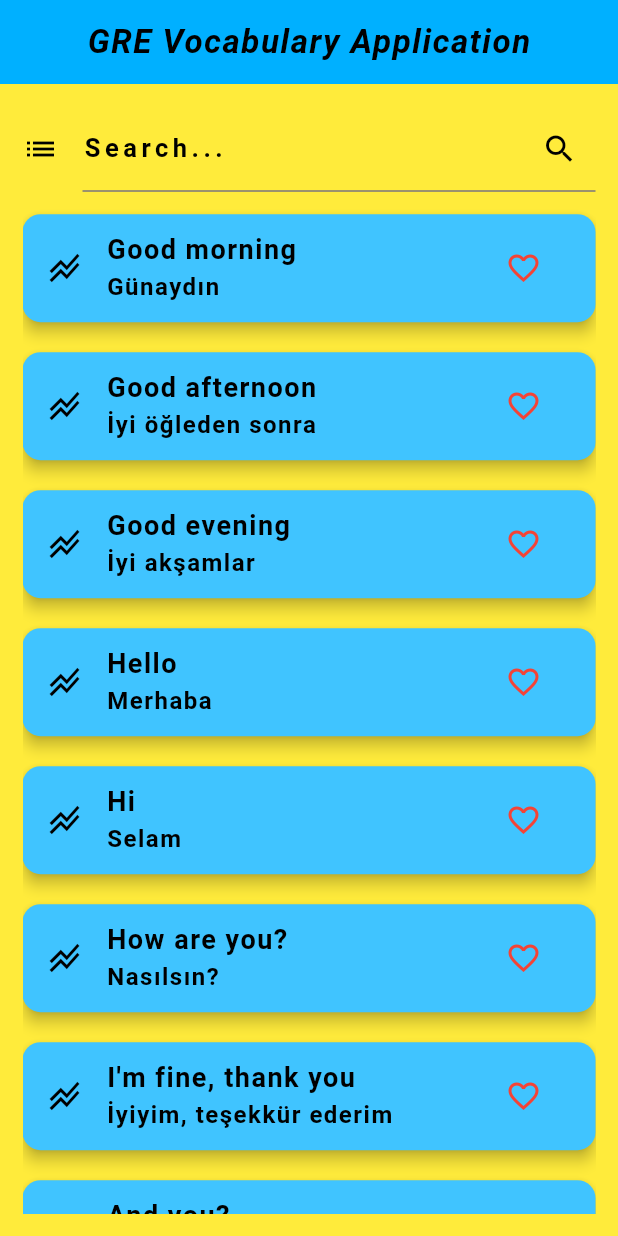
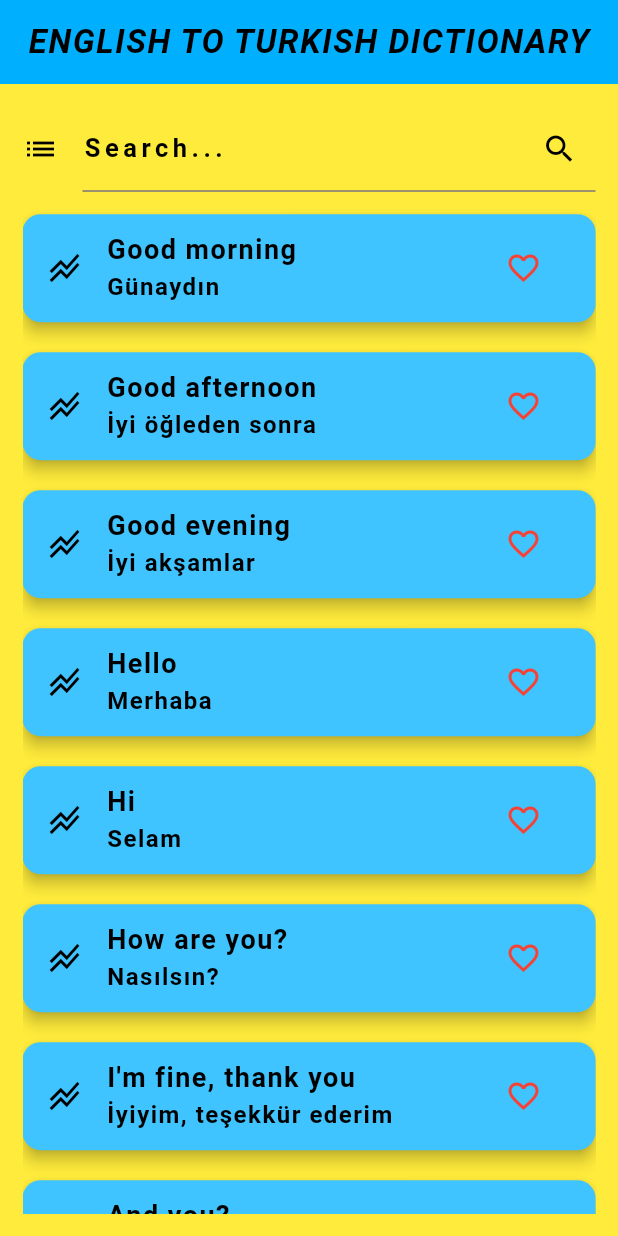
Before and after one commit to suhayblegend/Eng-To-Turk-Dictionary, a Flutter app: the HomePage screen opened directly, on a phone screen of 412 x 824 dp. Run offline on Flutter 3.47's test engine with Material 3 defaults, Android fonts, the phone set to English and light mode, and no system bars; our stand-ins replace sqflite; accounts and stored records are empty.

Commit message:
another chnage

```diff
--- a/lib/homepage.dart
+++ b/lib/homepage.dart
@@ -173,7 +173,7 @@ class _HomePageState extends State<HomePage> {
       appBar: AppBar(
         backgroundColor: Colors.lightBlueAccent.shade400,
         title: const Text(
-          'GRE Vocabulary Application',
+          'ENGLISH TO TURKISH DICTIONARY',
           style: TextStyle(
             fontStyle: FontStyle.italic,
             color: Colors.black,
```
